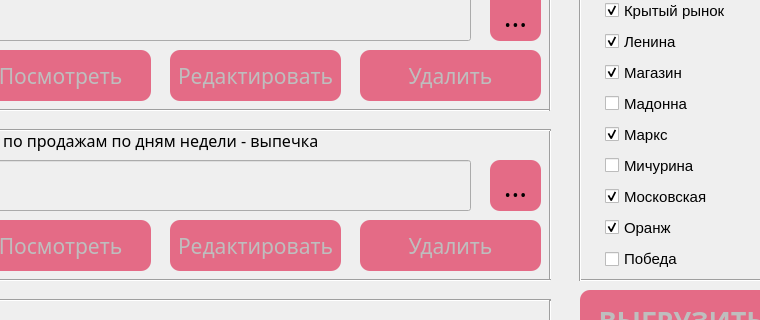
Above: ui/bakery.ui from PavelZagumenkin/Malina_Orders_v1 before the change; both pictures show x 240 to 1000 and y 190 to 510 of the 1240 by 700 pixel window. Below: the same form after it.
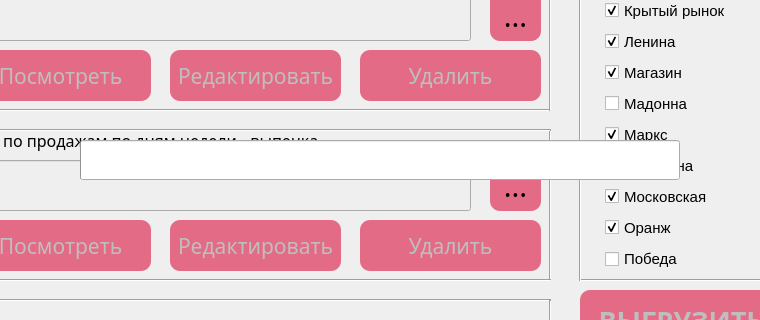
That is the form after the change. Icons and pictures are not drawn.

Commit message: Прогрессбар готов

The edit to the form file:
```diff
--- a/ui/bakery.ui
+++ b/ui/bakery.ui
@@ -33,6 +33,9 @@
     <normaloff>../image/icon.png</normaloff>../image/icon.png</iconset>
   </property>
   <widget class="QWidget" name="centralwidget">
+   <property name="enabled">
+    <bool>true</bool>
+   </property>
    <widget class="QLineEdit" name="lineEdit_OLAP_dayWeek_bakery">
     <property name="enabled">
      <bool>false</bool>
@@ -1620,6 +1623,49 @@
      <bool>false</bool>
     </property>
    </widget>
+   <widget class="QProgressBar" name="progressBar">
+    <property name="enabled">
+     <bool>true</bool>
+    </property>
+    <property name="geometry">
+     <rect>
+      <x>320</x>
+      <y>330</y>
+      <width>600</width>
+      <height>40</height>
+     </rect>
+    </property>
+    <property name="minimumSize">
+     <size>
+      <width>600</width>
+      <height>40</height>
+     </size>
+    </property>
+    <property name="maximumSize">
+     <size>
+      <width>600</width>
+      <height>40</height>
+     </size>
+    </property>
+    <property name="layoutDirection">
+     <enum>Qt::LeftToRight</enum>
+    </property>
+    <property name="value">
+     <number>0</number>
+    </property>
+    <property name="textVisible">
+     <bool>false</bool>
+    </property>
+    <property name="invertedAppearance">
+     <bool>false</bool>
+    </property>
+    <property name="textDirection">
+     <enum>QProgressBar::TopToBottom</enum>
+    </property>
+    <property name="format">
+     <string>%p%</string>
+    </property>
+   </widget>
   </widget>
  </widget>
  <resources/>
```
The commit also changes 2 other files.
